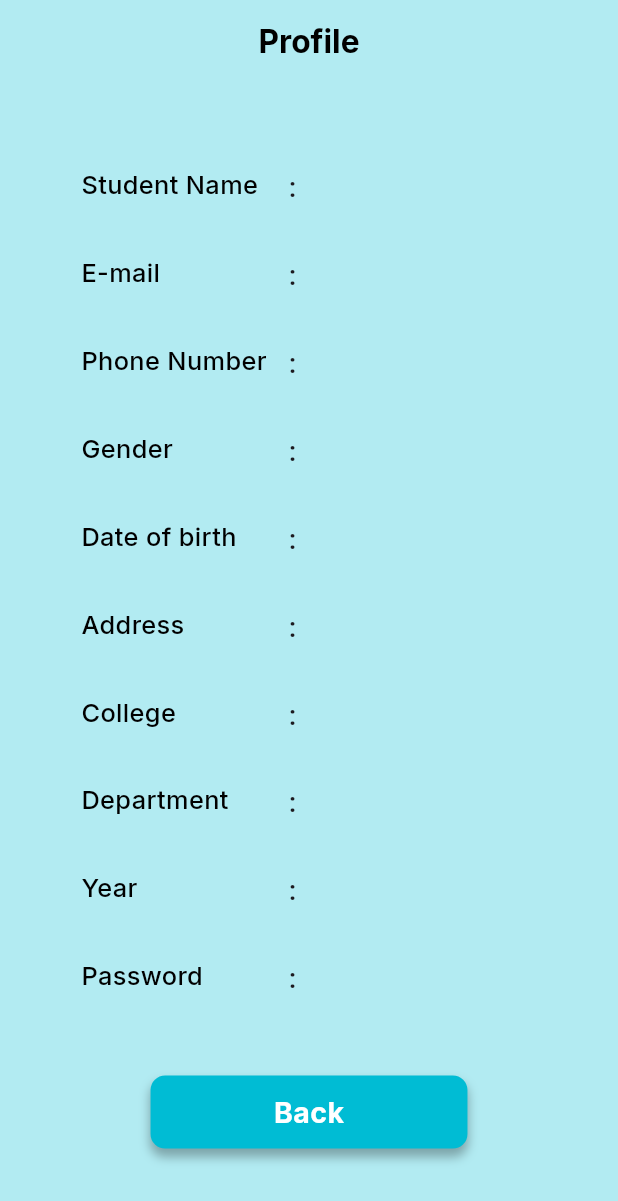
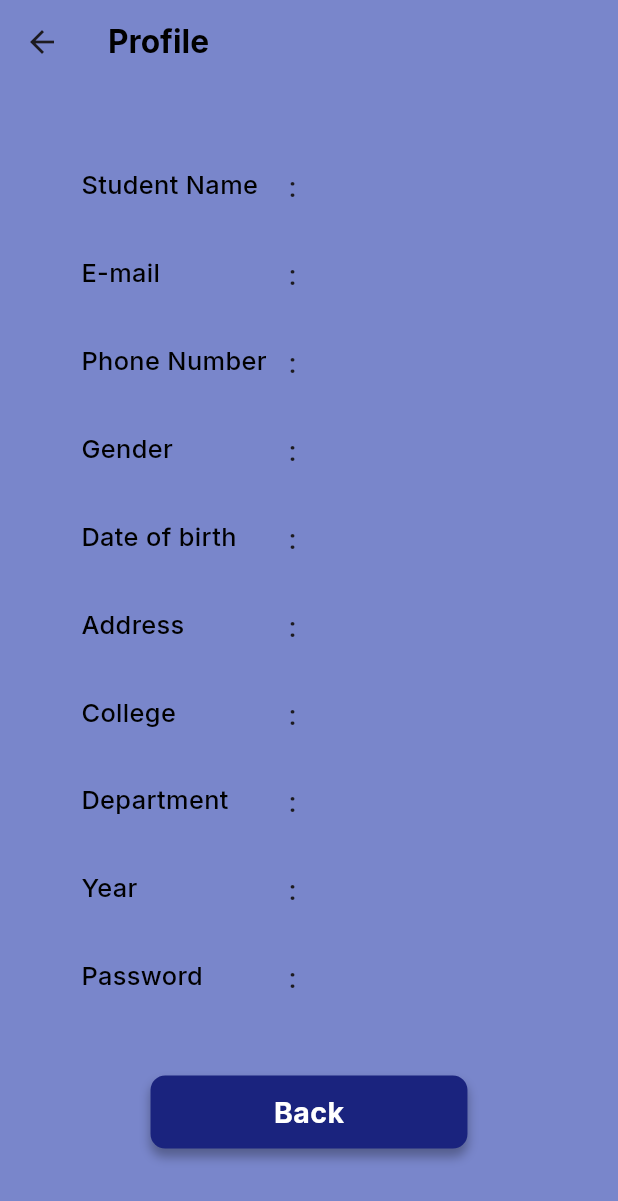
Before and after one commit to Nihala163/edulive, a Flutter app: the Viewuserprofile screen opened directly with empty values, scrolled down 152 dp, on a phone screen of 412 x 824 dp. Shown: the top 1201 px of the screen. Run offline on Flutter 3.47's test engine with Material 3 defaults, Android fonts, the phone set to English and light mode, and no system bars; our stand-ins replace carousel_slider, cloud_firestore, dropdown_button2, file_picker, firebase_auth, firebase_core and 11 more; missing offline and left inert: syncfusion_flutter_pdfviewer; accounts and stored records are empty; network calls fail; statements that could not run were skipped.

Commit message:
first commit

```diff
--- a/lib/Admin/View user profile.dart
+++ b/lib/Admin/View user profile.dart
@@ -17,20 +17,17 @@ class _ViewuserprofileState extends State<Viewuserprofile> {
   Widget build(BuildContext context) {
     return Scaffold(
       appBar: AppBar(
-        backgroundColor: Colors.cyan[100],
-        surfaceTintColor: Colors.cyan[100],
-        automaticallyImplyLeading: false,
-        title: Center(
-          child: Text(
-            "Profile",
-            style: GoogleFonts.inter(
-                fontSize: 20.sp,
-                fontWeight: FontWeight.bold,
-                color: Colors.black),
-          ),
+        backgroundColor: Colors.indigo[300],
+        surfaceTintColor: Colors.indigo[300],
+        title: Text(
+          "Profile",
+          style: GoogleFonts.inter(
+              fontSize: 20.sp,
+              fontWeight: FontWeight.bold,
+              color: Colors.black),
         ),
       ),
-      backgroundColor: Colors.cyan[100],
+      backgroundColor: Colors.indigo[300],
 
       //==========================================================================================================
 
@@ -594,7 +591,7 @@ class _ViewuserprofileState extends State<Viewuserprofile> {
                                     offset: const Offset(0.0, 5.0)),
                               ],
                               borderRadius: BorderRadius.circular(10).r,
-                              color: Colors.cyan),
+                              color: Colors.indigo[900]),
                           child: Center(
                             child: Text(
                               "Back",
```
Also changed, not shown: lib/Admin/View user login.dart (+19 -14 lines).
